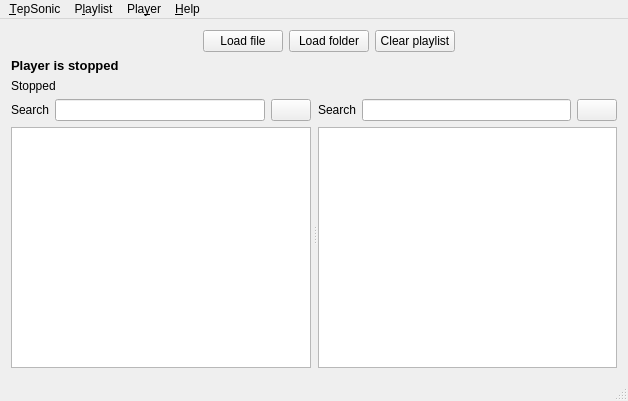
First picture: the form in player/ui/mainwindow.ui, repository danvratil/TepSonic, before the edit.
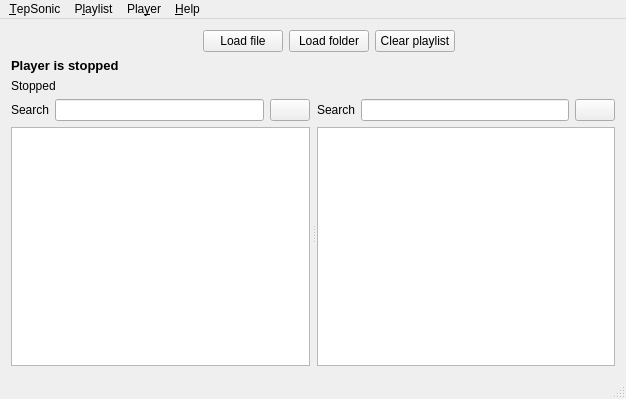
Second picture: the form after the edit. Icons and pictures are not drawn. Custom widgets are drawn as their Qt base class.

```diff
--- a/player/ui/mainwindow.ui
+++ b/player/ui/mainwindow.ui
@@ -6,8 +6,8 @@
    <rect>
     <x>0</x>
     <y>0</y>
-    <width>628</width>
-    <height>401</height>
+    <width>626</width>
+    <height>399</height>
    </rect>
   </property>
   <property name="sizePolicy">
@@ -429,7 +429,7 @@
     <rect>
      <x>0</x>
      <y>0</y>
-     <width>628</width>
+     <width>626</width>
      <height>20</height>
     </rect>
    </property>
```
Left out of the diff: 12 changed lines with no effect on the pictures.
